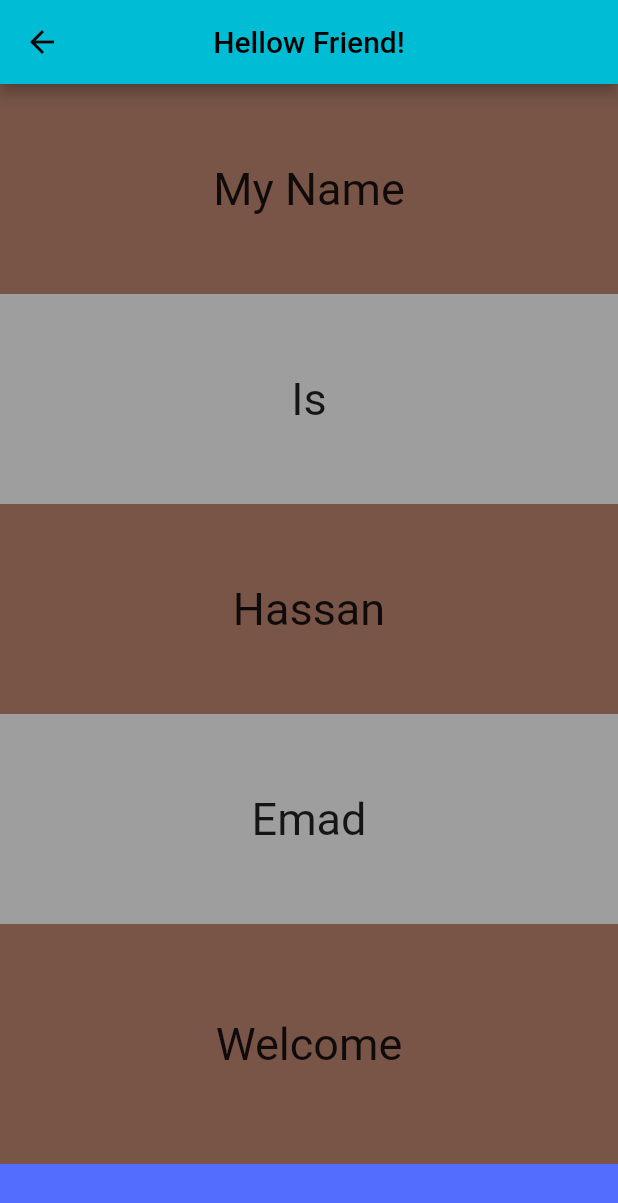
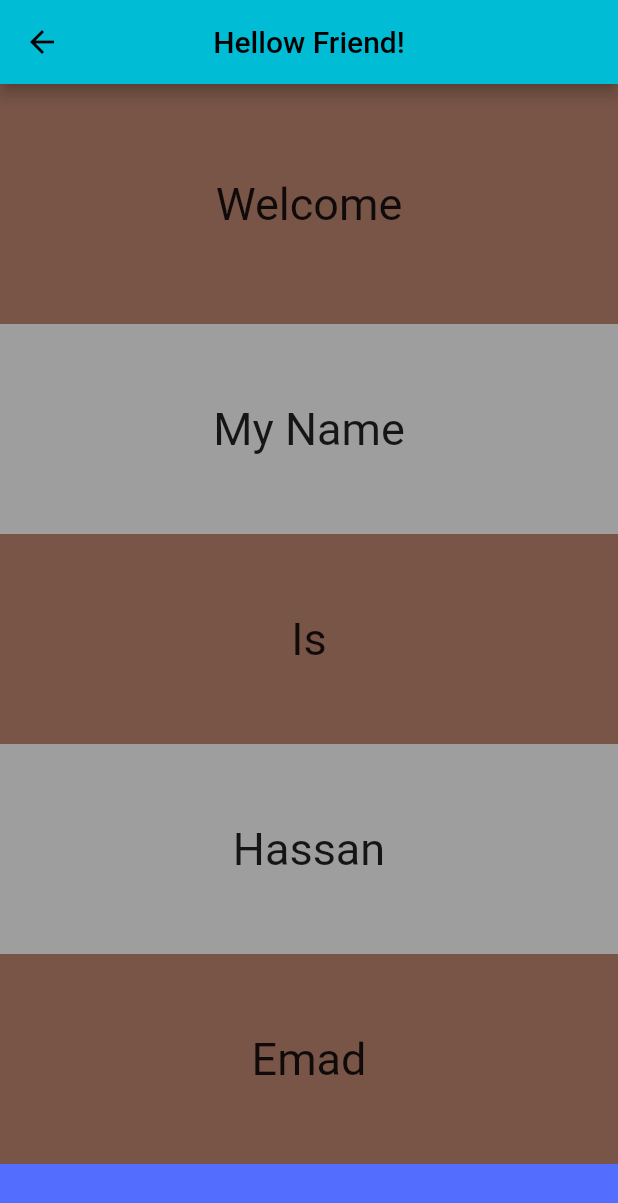
Before and after one commit to HassanEmad0010/learn_languges, a Flutter app: the screen it shows after launch, item 2 of the bottom bar chosen, on a phone screen of 412 x 824 dp. Shown: the top 1203 px of the screen. Run offline on Flutter 3.47's test engine with Material 2 defaults, Android fonts, the phone set to English and light mode, and no system bars; our stand-ins replace assets_audio_player.

Commit message:
commit Hassan screen3

```diff
--- a/lib/modules/Hassan.dart
+++ b/lib/modules/Hassan.dart
@@ -15,12 +15,12 @@ class HassanClass extends StatelessWidget {
         SingleChildScrollView(
           child: Column(
             children: [
-              buildContainer(text: "My Name"),
-              buildContainer(text: "Is",color: Colors.grey),
-              buildContainer(text: "Hassan"),
-              buildContainer(text: "Emad",color: Colors.grey),
+              buildContainer(text: "Welcome",height:160, ),
+              buildContainer(text: "My Name",color: Colors.grey),
+              buildContainer(text: "Is",),
+              buildContainer(text: "Hassan",color: Colors.grey),
+              buildContainer(text: "Emad",),
 
-              buildContainer(text: "Welcome",height:160 ),
             ],
           ),
         ));
```
Also changed, not shown: lib/layout/HomeScreen.dart (+5 -6 lines).
